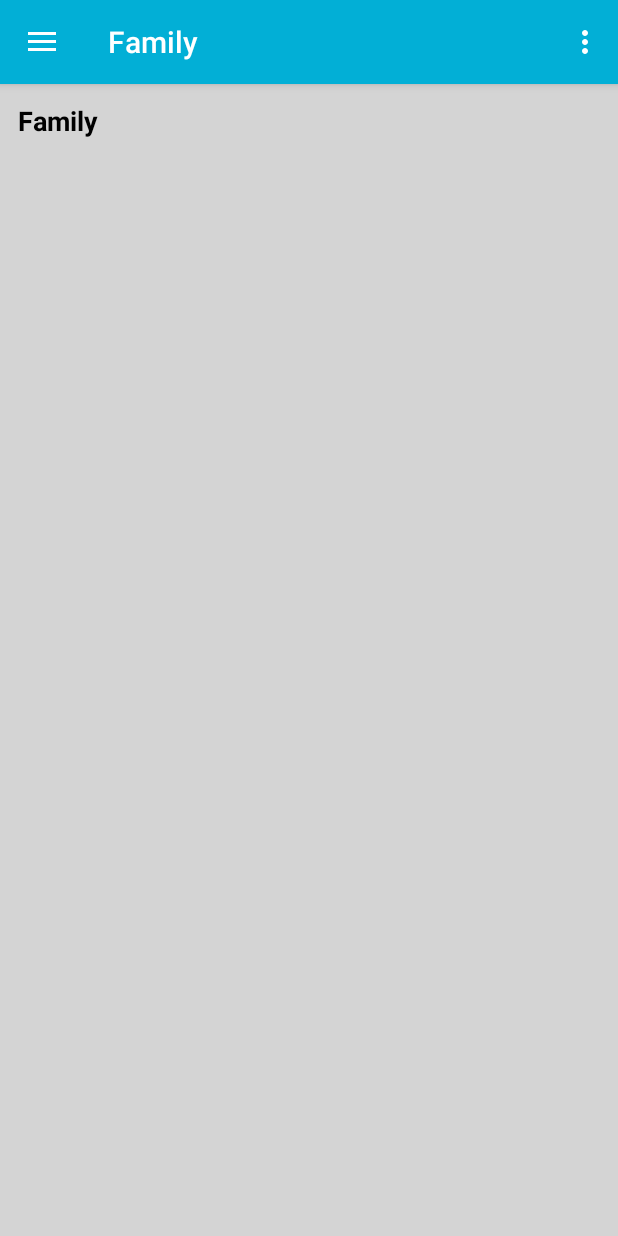
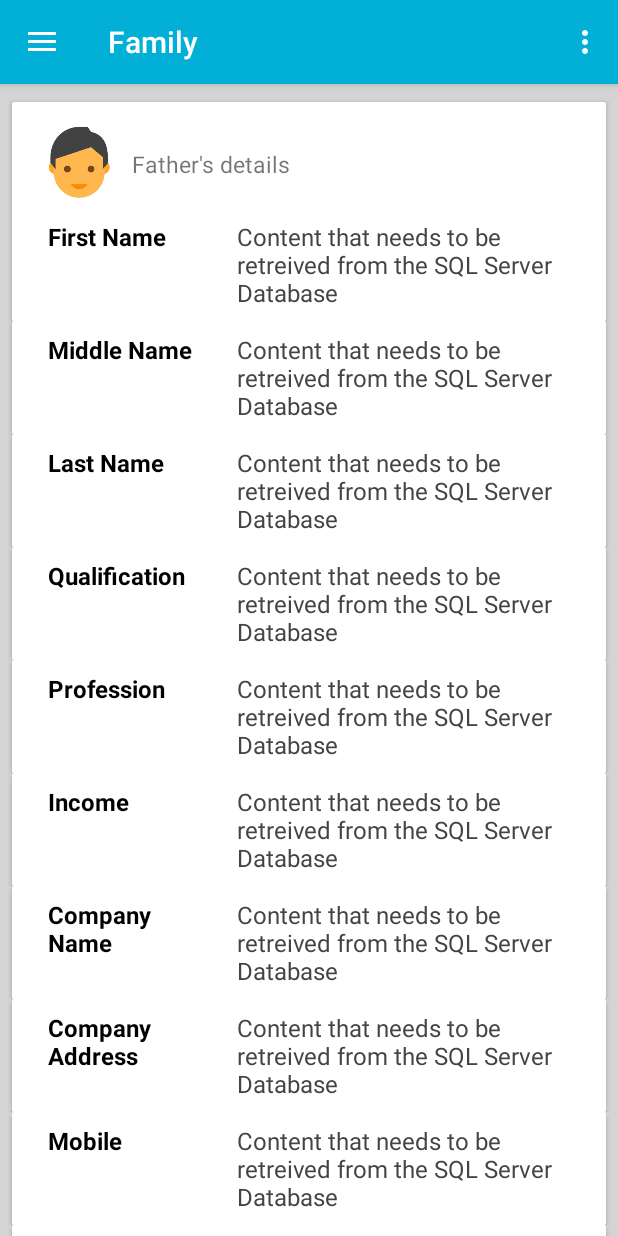
Before and after one commit to iamfirdous/Nedusoft, an Android app: the PersonalFragment screen opened directly, with no data from a screen before it, in the side drawer, after a tap on "Family", on a phone screen of 412 x 824 dp. Run offline under Robolectric (Android 15) with nearby library versions, the phone set to English and light mode, and no system bars; 3 statements that could not run were skipped.

Commit message:
From NexusInfo Server

```diff
--- a/app/src/main/java/com/nexusinfo/nedusoft/ui/activities/StudentDetailsActivity.java
+++ b/app/src/main/java/com/nexusinfo/nedusoft/ui/activities/StudentDetailsActivity.java
@@ -166,14 +166,18 @@ public class StudentDetailsActivity extends AppCompatActivity
     public static String getStudentFullName(List<String> contents) {
         String name;
 
-        if(contents.get(13) != null && contents.get(14) != null)
+        if(contents.get(13) == null && contents.get(14) == null) {
+            name = contents.get(12);
+        }
+        else if(contents.get(14) == null) {
+            name = contents.get(12) + " " + contents.get(13);
+        }
+        else if(contents.get(13) == null) {
+            name = contents.get(12) + " " + contents.get(14);
+        }
+        else {
             name = contents.get(12) + " " + contents.get(13) + " " + contents.get(14);
-        else if(contents.get(14) == null)
-            name = contents.get(12) + " " + contents.get(13);
-        else if(contents.get(13) == null)
-            name = contents.get(12) + " " + contents.get(14);
-        else
-            name = contents.get(12);
+        }
 
         return name;
     }
--- /dev/null
+++ b/app/src/main/java/com/nexusinfo/nedusoft/ui/adapters/FamilyAdapter.java
@@ -0,0 +1,107 @@
+package com.nexusinfo.nedusoft.ui.adapters;
+
+import android.content.Context;
+import android.support.annotation.NonNull;
+import android.support.annotation.Nullable;
+import android.support.v4.widget.Space;
+import android.view.LayoutInflater;
+import android.view.View;
+import android.view.ViewGroup;
+import android.widget.ArrayAdapter;
+import android.widget.ImageView;
+import android.widget.TextView;
+
+import com.nexusinfo.nedusoft.R;
+
+import java.util.List;
+
+/**
+ * Created by firdous on 12/6/2017.
+ */
+
+public class FamilyAdapter extends ArrayAdapter<String> {
+
+    private List<String> labels, contents;
+    private LayoutInflater inflater;
+
+    public FamilyAdapter(@NonNull Context context, List<String> labels, List<String> contents) {
+        super(context, R.layout.listitem_family, labels);
+
+        inflater = (LayoutInflater) context.getSystemService(Context.LAYOUT_INFLATER_SERVICE);
+        this.labels = labels;
+        this.contents = contents;
+    }
+
+    @NonNull
+    @Override
+    public View getView(int position, @Nullable View convertView, @NonNull ViewGroup parent) {
+
+        ViewHolder viewHolder = null;
+
+        if(convertView == null){
+            viewHolder = new ViewHolder();
+
+            convertView = inflater.inflate(R.layout.listitem_family, parent, false);
+            viewHolder.imageViewHeader = convertView.findViewById(R.id.imageView_family_header);
+            viewHolder.tvLabelHeader = convertView.findViewById(R.id.textView_family_header_label);
+            viewHolder.tvLabel = convertView.findViewById(R.id.textView_label_family);
+            viewHolder.tvContent = convertView.findViewById(R.id.textView_content_family);
+            viewHolder.spaceTop = convertView.findViewById(R.id.space_family_top);
+            viewHolder.spaceBottom = convertView.findViewById(R.id.space_family_bottom);
+
+            convertView.setTag(viewHolder);
+        }
+        else
+            viewHolder = (ViewHolder) convertView.getTag();
+
+        viewHolder.imageViewHeader.setVisibility(View.GONE);
+        viewHolder.tvLabelHeader.setVisibility(View.GONE);
+        viewHolder.spaceTop.setVisibility(View.GONE);
+        viewHolder.spaceBottom.setVisibility(View.GONE);
+
+        viewHolder.tvLabel.setText(labels.get(position));
+
+        if(position == 0){
+            viewHolder.imageViewHeader.setVisibility(View.VISIBLE);
+            viewHolder.tvLabelHeader.setVisibility(View.VISIBLE);
+
+            viewHolder.imageViewHeader.setImageResource(R.drawable.ic_father_face);
+            viewHolder.tvLabelHeader.setText("Father's details");
+
+            viewHolder.spaceTop.setVisibility(View.INVISIBLE);
+        }
+
+        if(position == 10){
+            viewHolder.imageViewHeader.setVisibility(View.VISIBLE);
+            viewHolder.tvLabelHeader.setVisibility(View.VISIBLE);
+
+            viewHolder.imageViewHeader.setImageResource(R.drawable.ic_mother_face);
+            viewHolder.tvLabelHeader.setText("Mother's details");
+
+            viewHolder.spaceTop.setVisibility(View.INVISIBLE);
+        }
+
+        if(position == 20){
+            viewHolder.imageViewHeader.setVisibility(View.INVISIBLE);
+            viewHolder.tvLabelHeader.setVisibility(View.VISIBLE);
+
+            viewHolder.tvLabelHeader.setText("Siblings");
+
+            viewHolder.spaceTop.setVisibility(View.INVISIBLE);
+        }
+
+        if(position == labels.size() - 1)
+            viewHolder.spaceBottom.setVisibility(View.INVISIBLE);
+
+        return convertView;
+    }
+
+    public static class ViewHolder{
+        //Header
+        public ImageView imageViewHeader;
+        public TextView tvLabelHeader;
+        //Other
+        public TextView tvLabel, tvContent;
+        public Space spaceTop, spaceBottom;
+    }
+}
--- a/app/src/main/java/com/nexusinfo/nedusoft/ui/adapters/PersonalDetailsAdapter.java
+++ b/app/src/main/java/com/nexusinfo/nedusoft/ui/adapters/PersonalAdapter.java
@@ -3,6 +3,7 @@ package com.nexusinfo.nedusoft.ui.adapters;
 import android.content.Context;
 import android.support.annotation.NonNull;
 import android.support.annotation.Nullable;
+import android.support.v4.widget.Space;
 import android.view.LayoutInflater;
 import android.view.View;
 import android.view.ViewGroup;
@@ -19,7 +20,7 @@ import java.util.List;
  * Created by firdous on 11/21/2017.
  */
 
-public class PersonalDetailsAdapter extends ArrayAdapter<String> {
+public class PersonalAdapter extends ArrayAdapter<String> {
 
     private static final int TYPE_PERSONAL_HEADER = 0;
     private static final int TYPE_PERSONAL = 1;
@@ -27,7 +28,7 @@ public class PersonalDetailsAdapter extends ArrayAdapter<String> {
     private List<String> labels, contents;
     private LayoutInflater inflater;
 
-    public PersonalDetailsAdapter(@NonNull Context context, List<String> labels, List<String> contents) {
+    public PersonalAdapter(@NonNull Context context, List<String> labels, List<String> contents) {
         super(context, R.layout.listitem_personal, labels);
 
         inflater = (LayoutInflater) context.getSystemService(Context.LAYOUT_INFLATER_SERVICE);
@@ -69,14 +70,16 @@ public class PersonalDetailsAdapter extends ArrayAdapter<String> {
 
                 case TYPE_PERSONAL:
                     convertView = inflater.inflate(R.layout.listitem_personal, parent, false);
-                    viewHolder.tvLabel = convertView.findViewById(R.id.textView_label);
-                    viewHolder.tvContent = convertView.findViewById(R.id.textView_content);
+                    viewHolder.tvLabel = convertView.findViewById(R.id.textView_label_personal);
+                    viewHolder.tvContent = convertView.findViewById(R.id.textView_content_personal);
+                    viewHolder.space = convertView.findViewById(R.id.space_personal_bottom);
                     break;
             }
             convertView.setTag(viewHolder);
         }
         else
             viewHolder = (ViewHolder) convertView.getTag();
+
 
         switch (type) {
             case TYPE_PERSONAL_HEADER:
@@ -92,6 +95,11 @@ public class PersonalDetailsAdapter extends ArrayAdapter<String> {
                 else
                     viewHolder.tvContent.setText("-");
 
+                viewHolder.space.setVisibility(View.GONE);
+
+                if(position == labels.size() - 1)
+                    viewHolder.space.setVisibility(View.INVISIBLE);
+
                 break;
         }
 
@@ -99,8 +107,11 @@ public class PersonalDetailsAdapter extends ArrayAdapter<String> {
     }
 
     public static class ViewHolder{
-        public TextView tvLabel, tvContent;
+        //Header
         public ImageView ivPhoto;
         public TextView tvName, tvRollNo;
+        //Other
+        public TextView tvLabel, tvContent;
+        public Space space;
     }
 }
--- a/app/src/main/java/com/nexusinfo/nedusoft/ui/fragments/FamilyFragment.java
+++ b/app/src/main/java/com/nexusinfo/nedusoft/ui/fragments/FamilyFragment.java
@@ -6,8 +6,13 @@ import android.support.v4.app.Fragment;
 import android.view.LayoutInflater;
 import android.view.View;
 import android.view.ViewGroup;
+import android.widget.ListView;
 
 import com.nexusinfo.nedusoft.R;
+import com.nexusinfo.nedusoft.ui.adapters.FamilyAdapter;
+
+import java.util.ArrayList;
+import java.util.Collections;
 
 /**
  * A simple {@link Fragment} subclass.
@@ -25,7 +30,17 @@ public class FamilyFragment extends Fragment {
                              Bundle savedInstanceState) {
         // Inflate the layout for this fragment
         getActivity().setTitle(R.string.title_family_fragment);
-        return inflater.inflate(R.layout.fragment_family, container, false);
+        View view = inflater.inflate(R.layout.fragment_family, container, false);
+
+        ListView listView = view.findViewById(R.id.listView_family);
+        ArrayList<String> labels = new ArrayList<>();
+        Collections.addAll(labels, getResources().getStringArray(R.array.labels_family));
+
+        FamilyAdapter adapter = new FamilyAdapter(getContext(), labels, null);
+
+        listView.setAdapter(adapter);
+
+        return view;
     }
 
 }
--- a/app/src/main/java/com/nexusinfo/nedusoft/ui/fragments/PersonalFragment.java
+++ b/app/src/main/java/com/nexusinfo/nedusoft/ui/fragments/PersonalFragment.java
@@ -11,7 +11,7 @@ import android.widget.ListView;
 
 import com.nexusinfo.nedusoft.R;
 import com.nexusinfo.nedusoft.ui.activities.StudentDetailsActivity;
-import com.nexusinfo.nedusoft.ui.adapters.PersonalDetailsAdapter;
+import com.nexusinfo.nedusoft.ui.adapters.PersonalAdapter;
 import com.nexusinfo.nedusoft.viewmodels.StudentDetailsViewModel;
 
 import java.util.ArrayList;
@@ -30,7 +30,7 @@ public class PersonalFragment extends Fragment {
 
     private List<String> labels, contents;
     private ListView listViewPersonal;
-    private PersonalDetailsAdapter adapter;
+    private PersonalAdapter adapter;
 
     @Override
     public View onCreateView(LayoutInflater inflater, ViewGroup container,
@@ -46,9 +46,9 @@ public class PersonalFragment extends Fragment {
         contents  = StudentDetailsActivity.getStudentPersonalDetails();
 
         listViewPersonal = view.findViewById(R.id.listView_personal);
-        adapter = new PersonalDetailsAdapter(getContext(), labels, contents);
+        adapter = new PersonalAdapter(getContext(), labels, contents);
 
-        Collections.addAll(labels, getResources().getStringArray(R.array.personal));
+        Collections.addAll(labels, getResources().getStringArray(R.array.labels_personal));
 
         listViewPersonal.setAdapter(adapter);
         adapter.notifyDataSetChanged();
--- a/app/src/main/java/com/nexusinfo/nedusoft/viewmodels/StudentDetailsViewModel.java
+++ b/app/src/main/java/com/nexusinfo/nedusoft/viewmodels/StudentDetailsViewModel.java
@@ -236,7 +236,7 @@ public class StudentDetailsViewModel extends ViewModel {
         personalDetails.add(m.getRollNo());
         personalDetails.add(m.getAdmissionType());
         personalDetails.add(m.getAdmissionNo());
-        personalDetails.add(m.getQuota());
+        personalDetails.add(m.getQuotaName());
         personalDetails.add(m.getFirstName());
         personalDetails.add(m.getMiddleName());
         personalDetails.add(m.getLastName());
--- a/app/src/main/res/layout/fragment_family.xml
+++ b/app/src/main/res/layout/fragment_family.xml
@@ -2,17 +2,16 @@
     xmlns:tools="http://schemas.android.com/tools"
     android:layout_width="match_parent"
     android:layout_height="match_parent"
-    android:padding="@dimen/fragment_margin"
     android:background="@color/colorActivityBackground"
     tools:context="com.nexusinfo.nedusoft.ui.fragments.FamilyFragment">
 
-    <!-- TODO: Update blank fragment layout -->
-    <TextView
+    <ListView
+        android:id="@+id/listView_family"
         android:layout_width="match_parent"
         android:layout_height="match_parent"
-        android:textSize="18dp"
-        android:textStyle="bold"
-        android:textColor="#FF000000"
-        android:text="Family" />
+        android:scrollbars="none"
+        android:divider="@null"
+        android:dividerHeight="0dp"
+        tools:listitem="@layout/listitem_family" />
 
 </FrameLayout>
--- /dev/null
+++ b/app/src/main/res/layout/listitem_family.xml
@@ -0,0 +1,76 @@
+<?xml version="1.0" encoding="utf-8"?>
+<RelativeLayout xmlns:android="http://schemas.android.com/apk/res/android"
+    android:layout_width="match_parent"
+    android:layout_height="match_parent"
+    xmlns:app="http://schemas.android.com/apk/res-auto"
+    android:background="@color/colorActivityBackground">
+
+    <android.support.v4.widget.Space
+        android:id="@+id/space_family_top"
+        android:layout_width="match_parent"
+        android:layout_height="@dimen/fragment_margin"
+        android:visibility="gone"/>
+
+    <android.support.v7.widget.CardView
+        android:id="@+id/cardView_family_item"
+        android:layout_width="match_parent"
+        android:layout_height="wrap_content"
+        android:layout_marginLeft="@dimen/cardview_margin"
+        android:layout_marginRight="@dimen/cardview_margin"
+        app:cardCornerRadius="@dimen/card_corner_radius"
+        android:layout_below="@id/space_family_top">
+
+        <RelativeLayout
+            android:layout_width="match_parent"
+            android:layout_height="match_parent">
+
+            <ImageView
+                android:id="@+id/imageView_family_header"
+                android:layout_width="50dp"
+                android:layout_height="50dp"
+                android:layout_marginRight="10dp"
+                android:layout_marginLeft="20dp"
+                android:layout_marginTop="15dp"
+                android:layout_marginBottom="5dp"
+                android:visibility="gone" />
+
+            <TextView
+                android:id="@+id/textView_family_header_label"
+                android:layout_width="wrap_content"
+                android:layout_height="wrap_content"
+                android:layout_alignTop="@+id/imageView_family_header"
+                android:layout_marginTop="15dp"
+                android:layout_toEndOf="@+id/imageView_family_header"
+                android:visibility="gone"
+                android:textSize="15sp"/>
+
+            <TextView
+                android:id="@+id/textView_label_family"
+                android:layout_width="wrap_content"
+                android:layout_height="wrap_content"
+                style="@style/NedusoftTheme.TextViewLabel"
+                android:layout_below="@+id/imageView_family_header"
+                android:text="Label" />
+
+            <TextView
+                android:id="@+id/textView_content_family"
+                android:layout_width="wrap_content"
+                android:layout_height="wrap_content"
+                style="@style/NedusoftTheme.TextViewContent"
+                android:layout_alignBaseline="@+id/textView_label_family"
+                android:layout_alignBottom="@+id/textView_label_family"
+                android:layout_alignParentStart="true"
+                android:text="Content that needs to be retreived from the SQL Server Database" />
+
+        </RelativeLayout>
+
+    </android.support.v7.widget.CardView>
+
+    <android.support.v4.widget.Space
+        android:id="@+id/space_family_bottom"
+        android:layout_width="match_parent"
+        android:layout_height="@dimen/fragment_margin"
+        android:layout_below="@+id/cardView_family_item"
+        android:visibility="gone"/>
+
+</RelativeLayout>
--- a/app/src/main/res/layout/listitem_personal.xml
+++ b/app/src/main/res/layout/listitem_personal.xml
@@ -6,6 +6,7 @@
     android:background="@color/colorActivityBackground">
 
     <android.support.v7.widget.CardView
+        android:id="@+id/cardView_personal_item"
         android:layout_width="match_parent"
         android:layout_height="wrap_content"
         android:layout_marginLeft="@dimen/cardview_margin"
@@ -13,17 +14,17 @@
         app:cardCornerRadius="@dimen/card_corner_radius">
 
         <TextView
-            android:id="@+id/textView_label"
+            android:id="@+id/textView_label_personal"
             android:layout_width="wrap_content"
             android:layout_height="wrap_content"
             style="@style/NedusoftTheme.TextViewLabel"
             android:text="Label"/>
 
         <TextView
-            android:id="@+id/textView_content"
-            style="@style/NedusoftTheme.TextViewContent"
+            android:id="@+id/textView_content_personal"
             android:layout_width="wrap_content"
             android:layout_height="wrap_content"
+            style="@style/NedusoftTheme.TextViewContent"
             android:layout_alignBaseline="@+id/textView_label"
             android:layout_alignBottom="@+id/textView_label"
             android:layout_alignParentStart="true"
@@ -31,4 +32,11 @@
 
     </android.support.v7.widget.CardView>
 
+    <android.support.v4.widget.Space
+        android:id="@+id/space_personal_bottom"
+        android:layout_width="match_parent"
+        android:layout_height="@dimen/fragment_margin"
+        android:layout_below="@+id/cardView_personal_item"
+        android:visibility="gone"/>
+
 </RelativeLayout>
--- a/app/src/main/res/values/strings.xml
+++ b/app/src/main/res/values/strings.xml
@@ -25,7 +25,7 @@
     <string name="errorMessageForInternet">Please check your Internet connection!</string>
     <string name="errorMessageForWrongCredentials">Incorrect login name or password</string>
 
-    <string-array name="personal">
+    <string-array name="labels_personal">
         <item>For header</item>
         <item>Year</item>
         <item>University</item>
@@ -81,4 +81,38 @@
         <item>Address Line-2</item>
         <item>Status</item>
     </string-array>
+
+    <string-array name="labels_family">
+
+        <item>First Name</item>
+        <item>Middle Name</item>
+        <item>Last Name</item>
+        <item>Qualification</item>
+        <item>Profession</item>
+        <item>Income</item>
+        <item>Company\nName</item>
+        <item>Company\nAddress</item>
+        <item>Mobile</item>
+        <item>Email</item>
+
+        <item>First Name</item>
+        <item>Middle Name</item>
+        <item>Last Name</item>
+        <item>Qualification</item>
+        <item>Profession</item>
+        <item>Income</item>
+        <item>Company\nName</item>
+        <item>Company\nAddress</item>
+        <item>Mobile</item>
+        <item>Email</item>
+
+        <item>Sibling-I Name</item>
+        <item>Class</item>
+        <item>DOB</item>
+
+        <item>Sibling-II Name</item>
+        <item>Class</item>
+        <item>DOB</item>
+
+    </string-array>
 </resources>
```
Also changed, not shown: app/src/main/res/drawable-v21/ic_father_face.png (added), app/src/main/res/drawable-v21/ic_mother_face.png (added).
